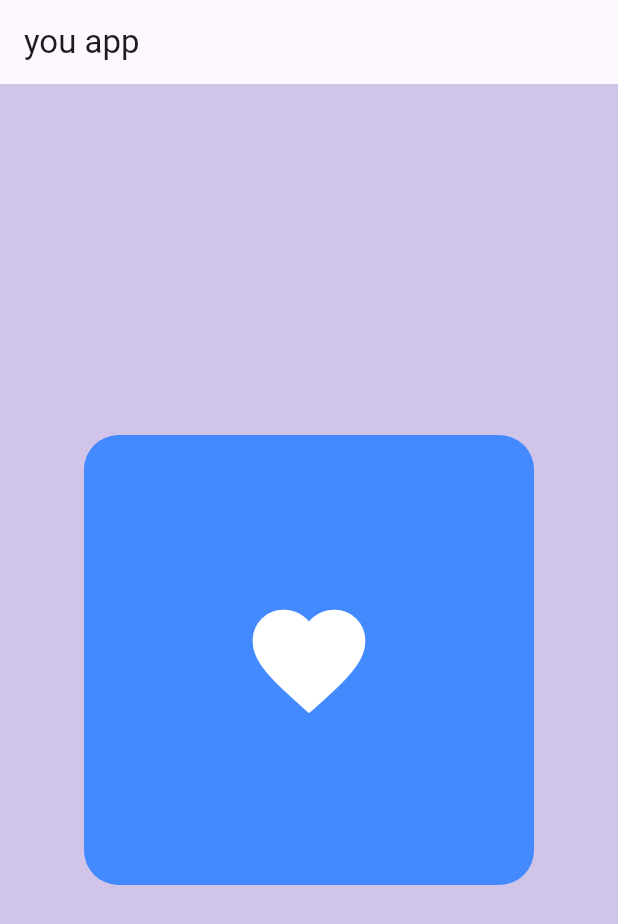
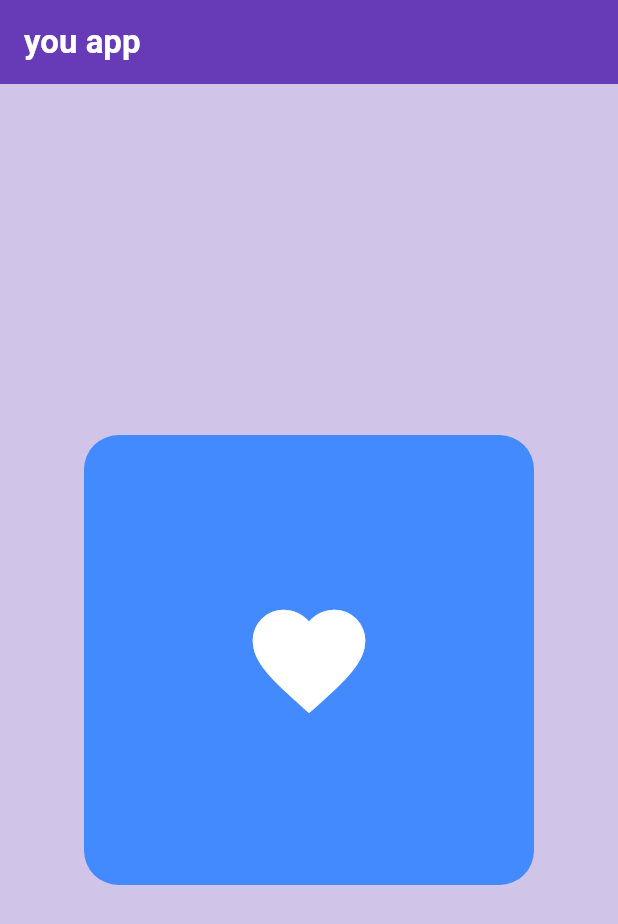
Before and after one commit to Ryuuutaaa/flutter-fundamentals, a Flutter app: the screen it shows after launch, on a phone screen of 412 x 824 dp. Shown: the top 924 px of the screen. Run offline on Flutter 3.47's test engine with Material 3 defaults, Android fonts, the phone set to English and light mode, and no system bars.

Commit message:
feat : add style title appbar

```diff
--- a/lib/main.dart
+++ b/lib/main.dart
@@ -14,7 +14,15 @@ class MyApp extends StatelessWidget {
       home: Scaffold(
         backgroundColor: Colors.deepPurple[100],
         appBar: AppBar(
-          title: Text("you app"),
+          title: Text(
+            "you app",
+            style: TextStyle(
+              color: Colors.white,
+              fontWeight: FontWeight.bold,
+            ),
+          ),
+          backgroundColor: Colors.deepPurple,
+          elevation: 0,
         ),
         body: Center(
           child: Container(
```
